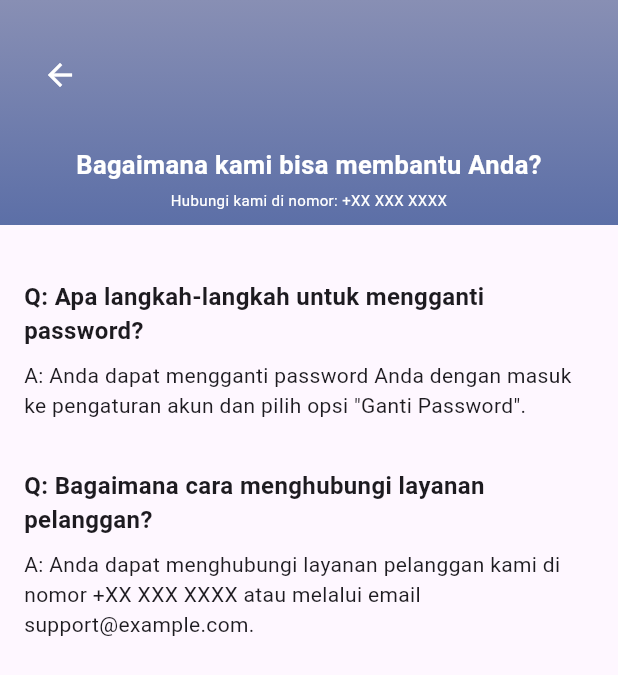
After one commit to raudhotinekaputri/lookup_app, a Flutter app: the screen it shows after launch, on a phone screen of 412 x 824 dp. The commit adds this screen. Shown: the top 675 px of the screen. Run offline on Flutter 3.47's test engine with Material 3 defaults, Android fonts, the phone set to English and light mode, and no system bars; our stand-ins replace cloud_firestore, firebase_auth, firebase_core, firebase_storage, flutter_svg, google_sign_in and 1 more; accounts and stored records are empty; Roboto replaces fonts that are missing (Poppins).

Commit message:
aput push search dan add helpdesk

```diff
--- /dev/null
+++ b/lib/main.dart
@@ -0,0 +1,104 @@
+import 'dart:io';
+
+import 'package:firebase_auth/firebase_auth.dart';
+import 'package:firebase_core/firebase_core.dart';
+import 'package:flutter/foundation.dart';
+import 'package:flutter/material.dart';
+import 'package:lookup_app/providers/user_provider.dart';
+import 'package:lookup_app/screen/ThePage.dart';
+import 'package:lookup_app/ui/comment.dart';
+import 'package:lookup_app/ui/createpost.dart';
+import 'package:lookup_app/ui/comment.dart';
+import 'package:lookup_app/ui/createpost.dart';
+import 'package:lookup_app/responsive/mobile_screen_layout.dart';
+import 'package:lookup_app/responsive/responsive_layout.dart';
+import 'package:lookup_app/ui/helpdesk.dart';
+import 'package:lookup_app/ui/profile.dart';
+import 'package:lookup_app/ui/profile.dart';
+import 'package:lookup_app/responsive/web_screen_layout.dart';
+import 'package:lookup_app/screens/login_screen.dart';
+import 'package:lookup_app/ui/search_page.dart';
+import 'package:lookup_app/ui/splash_screen.dart';
+import 'package:lookup_app/utils/colors.dart';
+import 'package:lookup_app/ui/homecard.dart';
+import 'package:provider/provider.dart';
+import 'package:lookup_app/ui/see_more.dart';
+
+void main() async {
+  HttpOverrides.global = MyHttpOverrides();
+
+  WidgetsFlutterBinding.ensureInitialized();
+
+  // initialise app based on platform- web or mobile
+  if (kIsWeb) {
+    await Firebase.initializeApp(
+      options: const FirebaseOptions(
+          apiKey: "AIzaSyCqwd5L11mayRTMNVxj36OqTVnvu970efE",
+          authDomain: "lookup-app-3271c.firebaseapp.com",
+          databaseURL:
+              "https://lookup-app-3271c-default-rtdb.asia-southeast1.firebasedatabase.app",
+          projectId: "lookup-app-3271c",
+          storageBucket: "lookup-app-3271c.appspot.com",
+          messagingSenderId: "4338278854",
+          appId: "1:4338278854:web:061fcc0ff1756d424752c7",
+          measurementId: "G-6Q2W2968YJ"),
+    );
+  } else {
+    await Firebase.initializeApp();
+  }
+  runApp(const MyApp());
+}
+
+class MyApp extends StatelessWidget {
+  const MyApp({Key? key}) : super(key: key);
+
+  @override
+  Widget build(BuildContext context) {
+    return MultiProvider(
+      providers: [
+        ChangeNotifierProvider(
+          create: (_) => UserProvider(),
+        ),
+      ],
+      child: MaterialApp(
+        debugShowCheckedModeBanner: false,
+        title: 'Instagram Clone',
+        home: StreamBuilder(
+          stream: FirebaseAuth.instance.authStateChanges(),
+          builder: (context, snapshot) {
+            if (snapshot.connectionState == ConnectionState.active) {
+              // Checking if the snapshot has any data or not
+              if (snapshot.hasData) {
+                // if snapshot has data which means user is logged in then we check the width of screen and accordingly display the screen layout
+                return const ThePage();
+              } else if (snapshot.hasError) {
+                return Center(
+                  child: Text('${snapshot.error}'),
+                );
+              }
+            }
+
+            // means connection to future hasnt been made yet
+            if (snapshot.connectionState == ConnectionState.waiting) {
+              return const Center(
+                child: CircularProgressIndicator(),
+              );
+            }
+
+            return HelpDesk();
+            //return SeeMorePage(jenis: '', judul: '', status: '', photoUrl: '', deskripsi: '', uid: '',);
+          },
+        ),
+      ),
+    );
+  }
+}
+
+class MyHttpOverrides extends HttpOverrides {
+  @override
+  HttpClient createHttpCLient(SecurityContext context) {
+    return super.createHttpClient(context)
+      ..badCertificateCallback =
+          (X509Certificate cert, String host, int port) => true;
+  }
+}
--- /dev/null
+++ b/lib/ui/helpdesk.dart
@@ -0,0 +1,83 @@
+import 'package:flutter/material.dart';
+
+class HelpDesk extends StatelessWidget {
+  @override
+  Widget build(BuildContext context) {
+    return Scaffold(
+      body: ListView(
+        children: [
+          Container(
+            height: 150,
+            decoration: BoxDecoration(
+              gradient: LinearGradient(
+                begin: Alignment.topCenter,
+                end: Alignment.bottomCenter,
+                colors: [Color(0xFF888FB4), Color(0xFF5C6FA7)],
+              ),
+            ),
+            child: Column(
+              mainAxisAlignment: MainAxisAlignment.center,
+              crossAxisAlignment: CrossAxisAlignment.start,
+              children: [
+                Padding(
+                  padding: const EdgeInsets.all(16.0),
+                  child: IconButton(
+                    icon: Icon(Icons.arrow_back, color: Colors.white),
+                    onPressed: () {
+                      Navigator.of(context).pop();
+                    },
+                  ),
+                ),
+                SizedBox(height: 8),
+                Center(
+                  child: Text(
+                    'Bagaimana kami bisa membantu Anda?',
+                    style: TextStyle(fontSize: 17, color: Colors.white, fontFamily: 'Poppins', fontWeight: FontWeight.bold),
+                    textAlign: TextAlign.center,
+                  ),
+                ),
+                SizedBox(height: 4),
+                Center(
+                  child: Text(
+                    'Hubungi kami di nomor: +XX XXX XXXX',
+                    style: TextStyle(fontSize: 10, color: Colors.white, fontFamily: 'Poppins'),
+                    textAlign: TextAlign.center,
+                  ),
+                ),
+              ],
+            ),
+          ),
+          SizedBox(height: 20),
+          buildQuestionAndAnswer(
+            question: 'Apa langkah-langkah untuk mengganti password?',
+            answer: 'Anda dapat mengganti password Anda dengan masuk ke pengaturan akun dan pilih opsi "Ganti Password".',
+          ),
+          buildQuestionAndAnswer(
+            question: 'Bagaimana cara menghubungi layanan pelanggan?',
+            answer: 'Anda dapat menghubungi layanan pelanggan kami di nomor +XX XXX XXXX atau melalui email support@example.com.',
+          ),
+        ],
+      ),
+    );
+  }
+
+  Widget buildQuestionAndAnswer({required String question, required String answer}) {
+    return Padding(
+      padding: const EdgeInsets.all(16.0),
+      child: Column(
+        crossAxisAlignment: CrossAxisAlignment.start,
+        children: [
+          Text(
+            'Q: $question',
+            style: TextStyle(fontSize: 16, fontWeight: FontWeight.bold),
+          ),
+          SizedBox(height: 8),
+          Text(
+            'A: $answer',
+            style: TextStyle(fontSize: 14),
+          ),
+        ],
+      ),
+    );
+  }
+}
```
Also changed, not shown: lib/resources/firestore_method.dart (+130 -17 lines), lib/ui/search_page.dart (+0 -7 lines), lib/ui/see_more.dart (+16 -28 lines).
